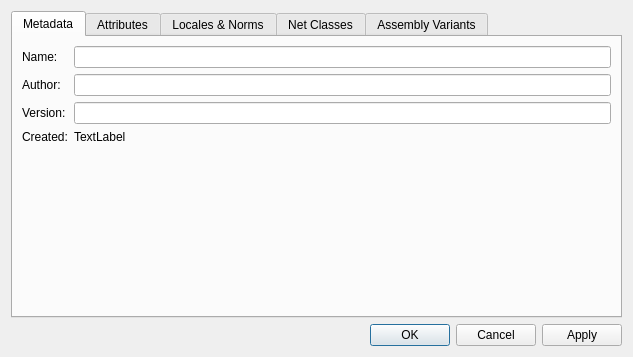
LibrePCB/LibrePCB, file libs/librepcb/editor/project/projectsetupdialog.ui: the form before one commit.
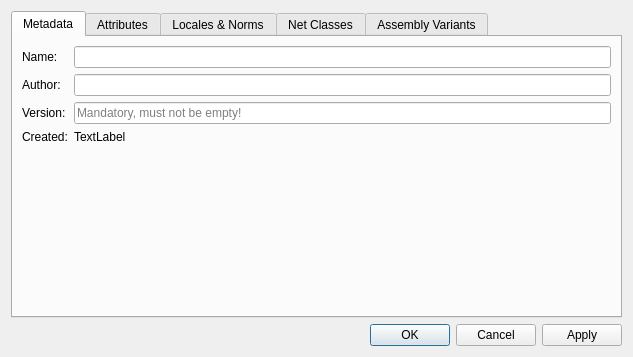
The form after the commit. Icons and pictures are not drawn. Custom widgets are drawn as their Qt base class.

Commit message: Project: Make version number mandatory

What changed in the file:
```diff
--- a/libs/librepcb/editor/project/projectsetupdialog.ui
+++ b/libs/librepcb/editor/project/projectsetupdialog.ui
@@ -56,7 +56,11 @@
         </widget>
        </item>
        <item row="2" column="1">
-        <widget class="QLineEdit" name="edtProjectVersion"/>
+        <widget class="QLineEdit" name="edtProjectVersion">
+         <property name="placeholderText">
+          <string>Mandatory, must not be empty!</string>
+         </property>
+        </widget>
        </item>
        <item row="3" column="0">
         <widget class="QLabel" name="label_34">
```
The commit also changes 16 other files.
